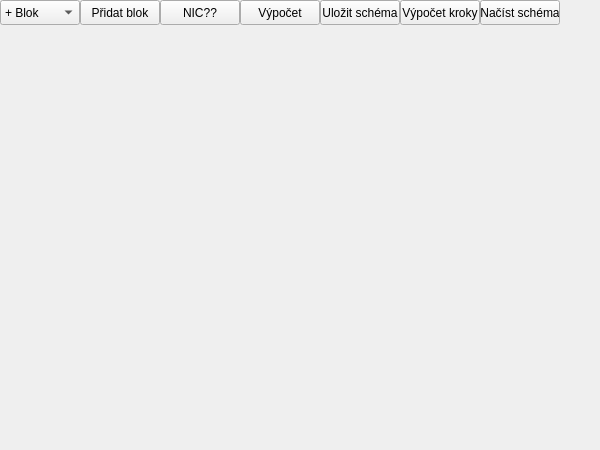
Above: widget.ui from zionedge/Xd before the change. Below: the same form after it.
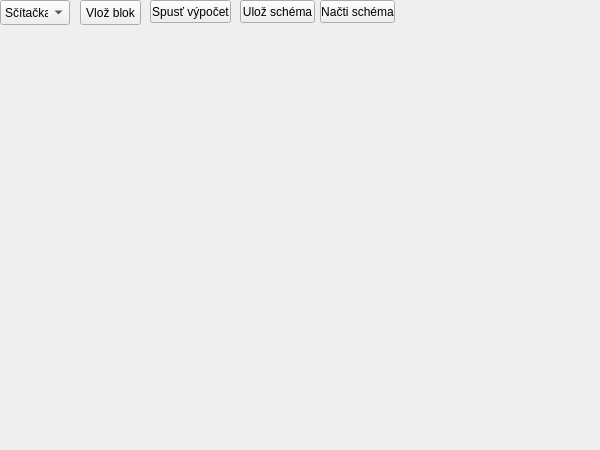
That is the form after the change.

Diff of the .ui file:
```diff
--- a/widget.ui
+++ b/widget.ui
@@ -10,18 +10,6 @@
     <height>450</height>
    </rect>
   </property>
-  <property name="minimumSize">
-   <size>
-    <width>600</width>
-    <height>450</height>
-   </size>
-  </property>
-  <property name="maximumSize">
-   <size>
-    <width>1980</width>
-    <height>1080</height>
-   </size>
-  </property>
   <property name="windowTitle">
    <string>blockeditor</string>
   </property>
@@ -30,12 +18,12 @@
     <rect>
      <x>80</x>
      <y>0</y>
-     <width>80</width>
+     <width>61</width>
      <height>25</height>
     </rect>
    </property>
    <property name="text">
-    <string>Přidat blok</string>
+    <string>Vlož blok</string>
    </property>
   </widget>
   <widget class="QComboBox" name="comboBox">
@@ -43,7 +31,7 @@
     <rect>
      <x>0</x>
      <y>0</y>
-     <width>80</width>
+     <width>70</width>
      <height>25</height>
     </rect>
    </property>
@@ -52,7 +40,7 @@
    </property>
    <item>
     <property name="text">
-     <string>+ Blok</string>
+     <string>Sčítačka</string>
     </property>
    </item>
    <item>
@@ -76,69 +64,43 @@
     </property>
    </item>
   </widget>
-  <widget class="QPushButton" name="pushButton_2">
-   <property name="geometry">
-    <rect>
-     <x>160</x>
-     <y>0</y>
-     <width>80</width>
-     <height>25</height>
-    </rect>
-   </property>
-   <property name="text">
-    <string>NIC??</string>
-   </property>
-  </widget>
-  <widget class="QPushButton" name="pushButton">
-   <property name="geometry">
-    <rect>
-     <x>240</x>
-     <y>0</y>
-     <width>80</width>
-     <height>25</height>
-    </rect>
-   </property>
-   <property name="text">
-    <string>Výpočet</string>
-   </property>
-  </widget>
   <widget class="QPushButton" name="pushButton_3">
    <property name="geometry">
     <rect>
-     <x>320</x>
+     <x>240</x>
      <y>0</y>
-     <width>80</width>
-     <height>25</height>
+     <width>75</width>
+     <height>23</height>
     </rect>
    </property>
    <property name="text">
-    <string>Uložit schéma</string>
+    <string>Ulož schéma</string>
    </property>
   </widget>
   <widget class="QPushButton" name="pushButton_4">
    <property name="geometry">
     <rect>
-     <x>400</x>
+     <x>150</x>
      <y>0</y>
-     <width>80</width>
-     <height>25</height>
+     <width>81</width>
+     <height>23</height>
     </rect>
    </property>
    <property name="text">
-    <string>Výpočet kroky</string>
+    <string>Spusť výpočet</string>
    </property>
   </widget>
   <widget class="QPushButton" name="pushButton_5">
    <property name="geometry">
     <rect>
-     <x>480</x>
+     <x>320</x>
      <y>0</y>
-     <width>80</width>
-     <height>25</height>
+     <width>75</width>
+     <height>23</height>
     </rect>
    </property>
    <property name="text">
-    <string>Načíst schéma</string>
+    <string>Načti schéma</string>
    </property>
   </widget>
  </widget>
```
Left out of the diff: 10 changed lines with no effect on the pictures.
